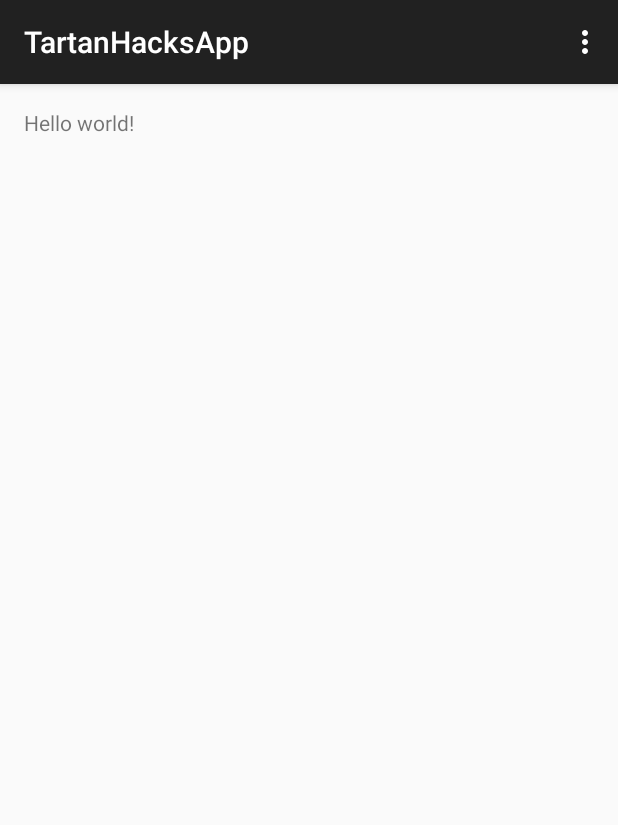
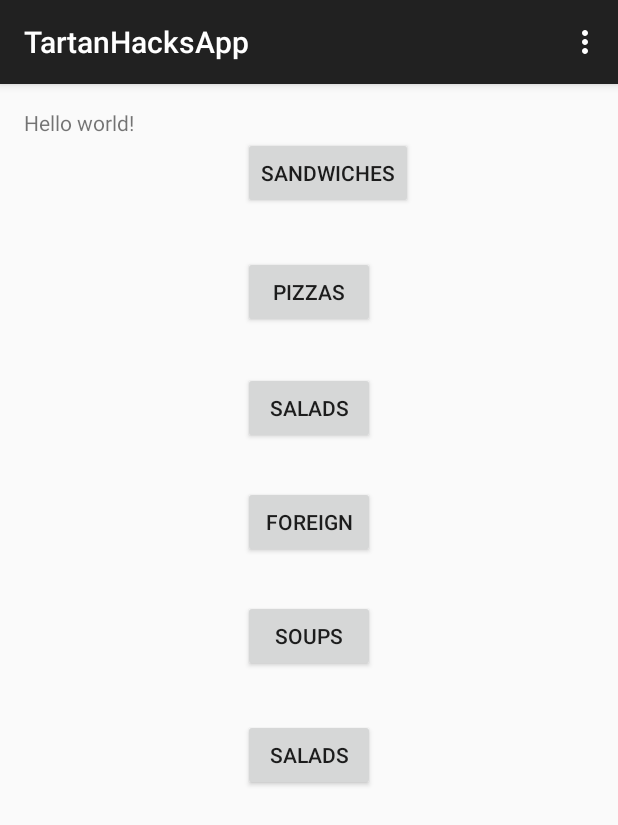
Before and after one commit to dagronlund/tartan-hacks-2016, an Android app: the screen it shows after launch (MainActivity), on a phone screen of 412 x 824 dp. Shown: the top 825 px of the screen. Run offline under Robolectric (Android 15) with nearby library versions, the phone set to English and light mode, and no system bars.

Commit message:
buttons
a lot of types of food

```diff
--- a/TartanHacksApp/app/src/main/res/layout/activity_main.xml
+++ b/TartanHacksApp/app/src/main/res/layout/activity_main.xml
@@ -6,6 +6,63 @@
     android:paddingBottom="@dimen/activity_vertical_margin" tools:context=".MainActivity">
 
     <TextView android:text="@string/hello_world" android:layout_width="wrap_content"
-        android:layout_height="wrap_content" />
+        android:layout_height="wrap_content"
+        android:id="@+id/textView" />
+
+    <Button
+        android:layout_width="wrap_content"
+        android:layout_height="wrap_content"
+        android:text="Sandwiches"
+        android:id="@+id/button"
+        android:layout_below="@+id/textView"
+        android:layout_alignLeft="@+id/button2"
+        android:layout_alignStart="@+id/button2" />
+
+    <Button
+        android:layout_width="wrap_content"
+        android:layout_height="wrap_content"
+        android:text="PIZZAS"
+        android:id="@+id/button2"
+        android:layout_below="@+id/button"
+        android:layout_centerHorizontal="true"
+        android:layout_marginTop="31dp" />
+
+    <Button
+        android:layout_width="wrap_content"
+        android:layout_height="wrap_content"
+        android:text="SALADS"
+        android:id="@+id/button3"
+        android:layout_below="@+id/button2"
+        android:layout_alignLeft="@+id/button2"
+        android:layout_alignStart="@+id/button2"
+        android:layout_marginTop="29dp" />
+
+    <Button
+        android:layout_width="wrap_content"
+        android:layout_height="wrap_content"
+        android:text="FOREIGN"
+        android:id="@+id/button4"
+        android:layout_marginTop="28dp"
+        android:layout_below="@+id/button3"
+        android:layout_alignLeft="@+id/button3"
+        android:layout_alignStart="@+id/button3" />
+
+    <Button
+        android:layout_width="wrap_content"
+        android:layout_height="wrap_content"
+        android:text="SOUPS"
+        android:id="@+id/button5"
+        android:layout_below="@+id/button4"
+        android:layout_centerHorizontal="true"
+        android:layout_marginTop="28dp" />
+
+    <Button
+        android:layout_width="wrap_content"
+        android:layout_height="wrap_content"
+        android:text="SALADS"
+        android:id="@+id/button6"
+        android:layout_below="@+id/button5"
+        android:layout_centerHorizontal="true"
+        android:layout_marginTop="31dp" />
 
 </RelativeLayout>
```
Also changed, not shown: 1 other file.
